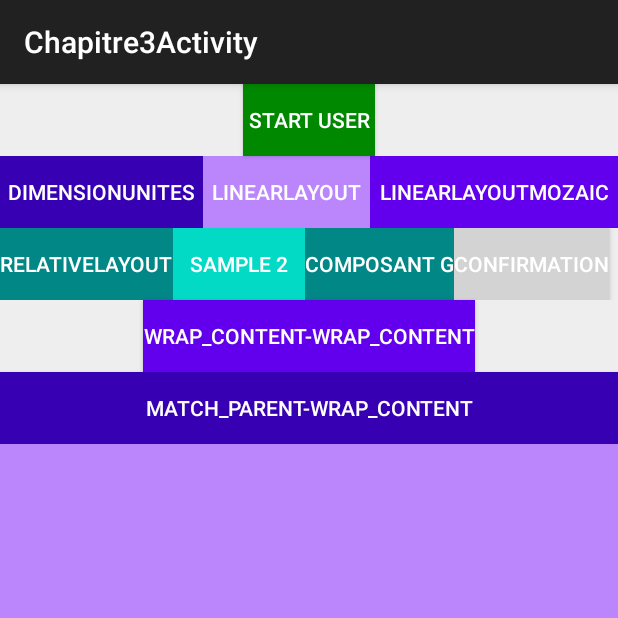
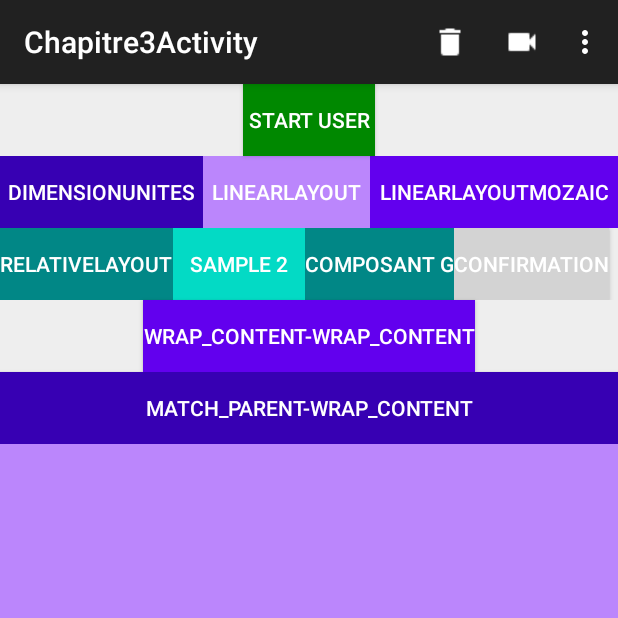
Before and after one commit to RiviereGregory/kotlin_dev_applications_mobiles, an Android app: the screen it shows after launch (MainActivity), on a phone screen of 412 x 824 dp, the top half of it. Run offline under Robolectric (Android 15) with nearby library versions, the phone set to English and light mode, and no system bars.

Commit message:
feat: OS Android - Exemple utilisation d'un menu

```diff
--- a/Chapitre3Activity/app/src/main/java/mrs/riverjach/chapitre3activity/MainActivity.kt
+++ b/Chapitre3Activity/app/src/main/java/mrs/riverjach/chapitre3activity/MainActivity.kt
@@ -2,6 +2,7 @@ package mrs.riverjach.chapitre3activity
 
 import android.content.Intent
 import android.os.Bundle
+import android.view.Menu
 import android.widget.Button
 import androidx.appcompat.app.AppCompatActivity
 import mrs.riverjach.chapitre3activity.dialogs.ConfirmDialogFragment
@@ -66,4 +67,9 @@ class MainActivity : AppCompatActivity() {
             fragment.show(supportFragmentManager, "confirm")
         }
     }
+
+    override fun onCreateOptionsMenu(menu: Menu?): Boolean {
+        menuInflater.inflate(R.menu.main_menu, menu)
+        return true
+    }
 }
--- /dev/null
+++ b/Chapitre3Activity/app/src/main/res/menu/main_menu.xml
@@ -0,0 +1,28 @@
+<?xml version="1.0" encoding="utf-8"?>
+<menu xmlns:android="http://schemas.android.com/apk/res/android"
+    xmlns:app="http://schemas.android.com/apk/res-auto">
+
+    <item
+        android:id="@+id/action_bin"
+        android:icon="@drawable/delete_white_24dp"
+        android:title="@string/corbeille"
+        app:showAsAction="always" />
+
+    <item
+        android:id="@+id/action_camera"
+        android:icon="@drawable/videocam_white_24dp"
+        android:title="@string/cam_ra"
+        app:showAsAction="always" />
+
+    <item
+        android:id="@+id/action_folder"
+        android:icon="@drawable/chat_white_24dp"
+        android:title="@string/dossier"
+        app:showAsAction="ifRoom" />
+
+    <item
+        android:id="@+id/action_video"
+        android:title="Vidéo"
+        app:showAsAction="never" />
+
+</menu>
--- a/Chapitre3Activity/app/src/main/res/values/colors.xml
+++ b/Chapitre3Activity/app/src/main/res/values/colors.xml
@@ -11,4 +11,5 @@
     <color name="grey_dark">#A9A9A9</color>
     <color name="grey_light">#D3D3D3</color>
     <color name="vert">#080</color>
+    <color name="red">#F00</color>
 </resources>
--- a/Chapitre3Activity/app/src/main/res/values/strings.xml
+++ b/Chapitre3Activity/app/src/main/res/values/strings.xml
@@ -28,4 +28,7 @@
     <string name="musiques">Musiques</string>
     <string name="vid_os">Vidéos</string>
     <string name="documents">Documents</string>
+    <string name="corbeille">Corbeille</string>
+    <string name="cam_ra">caméra</string>
+    <string name="dossier">Dossier</string>
 </resources>
```
Also changed, not shown: Chapitre3Activity/app/src/main/res/drawable/chat.png (added), Chapitre3Activity/app/src/main/res/drawable/chat_white_24dp.png (added), Chapitre3Activity/app/src/main/res/drawable/delete.png (added), Chapitre3Activity/app/src/main/res/drawable/delete_white_24dp.png (added), Chapitre3Activity/app/src/main/res/drawable/videocam.png (added), Chapitre3Activity/app/src/main/res/drawable/videocam_white_24dp.png (added).
